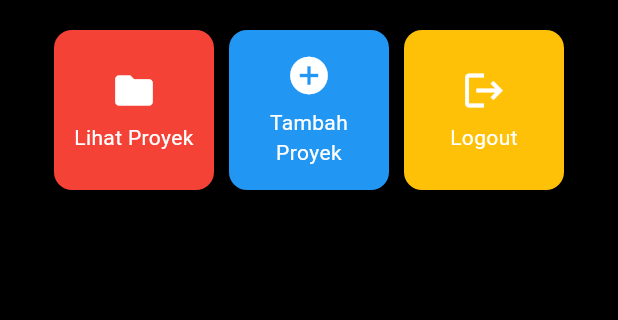
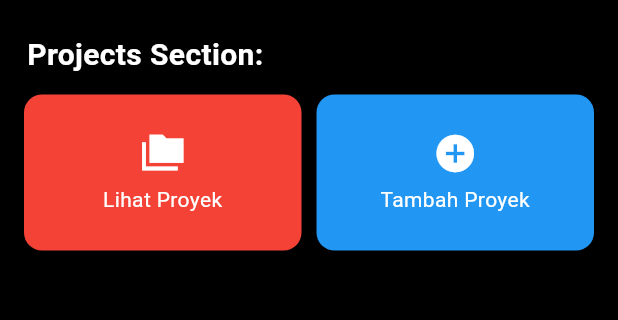
Before and after one commit to Leficullen/myportfolio_mobile, a Flutter app: the screen it shows after launch, on a phone screen of 412 x 824 dp, the part 291-611 px from its top. Run offline on Flutter 3.47's test engine with Material 3 defaults, Android fonts, the phone set to English and light mode, and no system bars.

Commit message:
feat: add projects section with its own grid

```diff
--- a/lib/menu.dart
+++ b/lib/menu.dart
@@ -7,10 +7,9 @@ class MyHomePage extends StatelessWidget {
   final String npm = "2506550721";
   final String kelas = "PBP F";
 
-  final List<ItemHomePage> items = [
-    ItemHomePage("Lihat Proyek", Icons.folder, Colors.red),
+  final List<ItemHomePage> projectItems = [
+    ItemHomePage("Lihat Proyek", Icons.folder_copy_sharp, Colors.red),
     ItemHomePage("Tambah Proyek", Icons.add_circle, Colors.blue),
-    ItemHomePage("Logout", Icons.logout, Colors.amber),
   ];
 
   @override
@@ -61,16 +60,42 @@ class MyHomePage extends StatelessWidget {
                     ),
                   ),
 
-                  GridView.count(
+                  Column(
+                    children: [
+                      Padding(
+                        padding: EdgeInsets.only(top: 20),
+                        child: Align(
+                          alignment: Alignment.centerLeft,
+                          child: Container(
+                            padding: EdgeInsets.all(2),
+                            child: const Text(
+                              "Projects Section: ",
+                              style: TextStyle(
+                                fontWeight: FontWeight.bold,
+                                fontSize: 20,
+                                color: Colors.white,
+                              ),
+                              textAlign: TextAlign.left,
+                            ),
+                          ),
+                        ),
+                      ),
+
+                      Container(
+                        padding: const EdgeInsets.only(top: 10),
+                        child: GridView.count(
                           primary: true,
-                    padding: const EdgeInsets.all(20),
+                          childAspectRatio: 16 / 9,
                           crossAxisSpacing: 10,
                           mainAxisSpacing: 10,
-                    crossAxisCount: 3,
+                          crossAxisCount: 2,
                           shrinkWrap: true,
-                    children: items.map((ItemHomePage item) {
+                          children: projectItems.map((ItemHomePage item) {
                             return ItemCard(item);
                           }).toList(),
+                        ),
+                      ),
+                    ],
                   ),
                 ],
               ),
```
Lines whose indentation alone changed are shown as unchanged.
